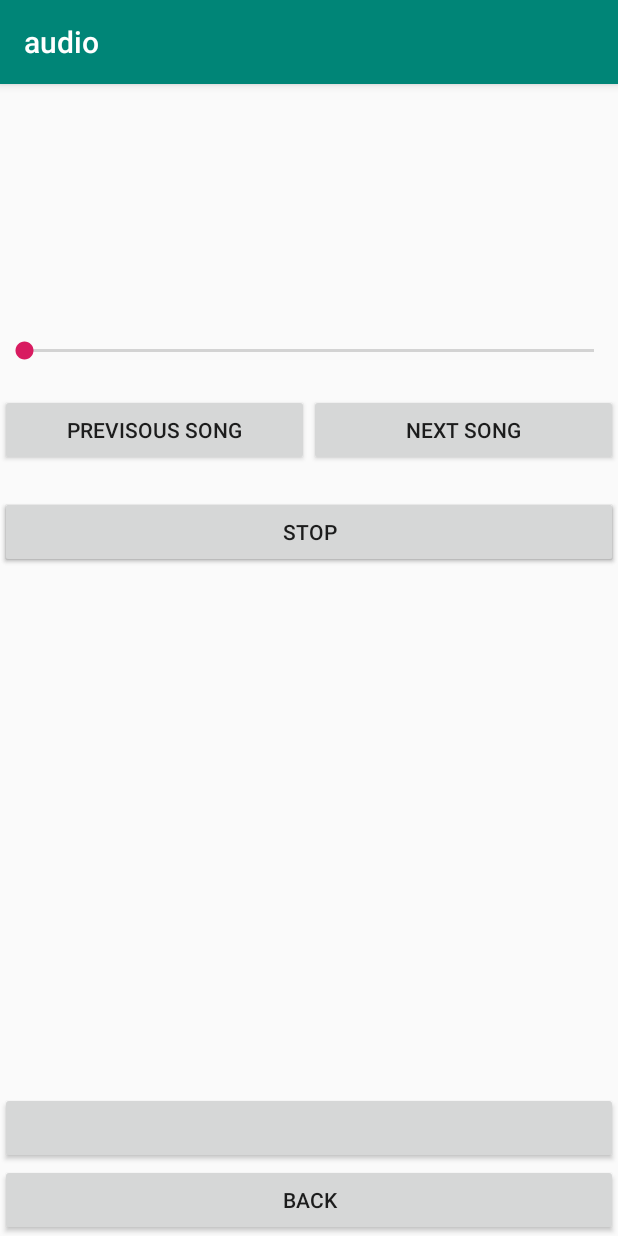
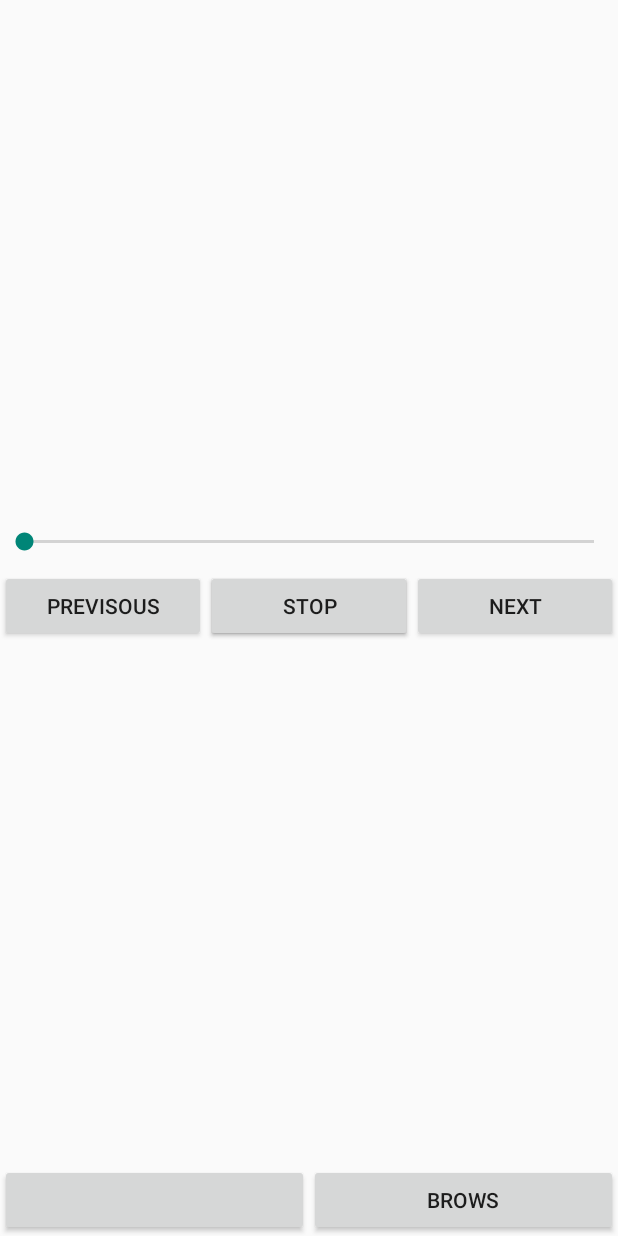
Before and after one commit to kenjn04/examples, an Android app: the PlayFragment screen opened through its navigation route, on a phone screen of 412 x 824 dp. Run offline under Robolectric (Android 15) with nearby library versions, the light colour scheme and no system bars; our stand-ins replace data binding; 2 statements that could not run were skipped.

Commit message:
Thu Nov 29 17:04:01 JST 2018

```diff
--- a/audio/app/src/main/AndroidManifest.xml
+++ b/audio/app/src/main/AndroidManifest.xml
@@ -9,7 +9,8 @@
             android:label="@string/app_name"
             android:roundIcon="@mipmap/ic_launcher_round"
             android:supportsRtl="true"
-            android:theme="@style/AppTheme">
+            android:theme="@style/Theme.AppCompat.Light.NoActionBar"
+    >
         <activity android:name=".view.MediaActivity">
             <intent-filter>
                 <action android:name="android.intent.action.MAIN"/>
--- a/audio/app/src/main/java/com/example/hmi/audio/fabstraction/MediaPlayerService.kt
+++ b/audio/app/src/main/java/com/example/hmi/audio/fabstraction/MediaPlayerService.kt
@@ -10,6 +10,8 @@ import com.example.hmi.audio.common.Song
 import java.io.IOException
 
 class MediaPlayerService : Service() {
+
+    private val METADATA_UPDATE_INTERNVAL_MS = 300L
 
     private val mediaPlayer = android.media.MediaPlayer()
 
@@ -58,7 +60,7 @@ class MediaPlayerService : Service() {
     private fun periodicalMetadataUpdate() {
         if (mediaPlayer.isPlaying) {
             onMetadataUpdate()
-            handler.postDelayed({ periodicalMetadataUpdate() }, 500)
+            handler.postDelayed({ periodicalMetadataUpdate() }, METADATA_UPDATE_INTERNVAL_MS)
         } else {
             periodicalUpdateStarted = false
         }
--- a/audio/app/src/main/java/com/example/hmi/audio/usecase/listener/MediaPlayerCompletionListener.kt
+++ b/audio/app/src/main/java/com/example/hmi/audio/usecase/listener/MediaPlayerCompletionListener.kt
@@ -20,7 +20,7 @@ class MediaPlayerCompletionListener(
 
         when (repeatMode) {
             RepeatMode.NONE -> {
-                // Nothing to do
+                audioFAbstraction.seek(0)
             }
             RepeatMode.REPEAT_ONE -> {
                 audioFAbstraction.play()
--- a/audio/app/src/main/java/com/example/hmi/audio/view/PlayFragment.kt
+++ b/audio/app/src/main/java/com/example/hmi/audio/view/PlayFragment.kt
@@ -35,11 +35,11 @@ class PlayFragment : Fragment() {
 
     private fun setup() {
 
-        nextSongButton.apply {
+        previous_song_button.apply {
+            setOnTouchListener(SongSpeedChangeListener(-4))
+        }
+        next_song_button.apply {
             setOnTouchListener(SongSpeedChangeListener(4))
-        }
-        previousSongButton.apply {
-            setOnTouchListener(SongSpeedChangeListener(-4))
         }
     }
 
--- a/audio/app/src/main/res/layout/fragment_play.xml
+++ b/audio/app/src/main/res/layout/fragment_play.xml
@@ -1,6 +1,6 @@
 <?xml version="1.0" encoding="utf-8"?>
 <layout
-    xmlns:android="http://schemas.android.com/apk/res/android"
+        xmlns:android="http://schemas.android.com/apk/res/android" xmlns:app="http://schemas.android.com/apk/res-auto"
 >
 
     <data>
@@ -25,27 +25,59 @@
             android:orientation="vertical"
         >
 
+            <ImageView
+                android:id="@+id/album_art"
+                android:layout_width="150dp"
+                android:layout_height="200dp"
+                android:layout_marginTop="30dp"
+                android:layout_marginBottom="5dp"
+                android:layout_gravity="center"
+                app:imageBitmap="@{viewModel.albumArt}"
+            />
+
             <TextView
-                    android:id="@+id/trackName"
-                    android:layout_width="match_parent"
+                android:id="@+id/track_name"
+                android:layout_width="wrap_content"
                 android:layout_height="wrap_content"
-                    android:layout_marginBottom="10dp"
-                    android:layout_marginTop="100dp"
-                    android:gravity="center"
+                android:layout_gravity="center"
                 android:text="@{viewModel.title}"
             />
 
             <TextView
-                android:id="@+id/elapseTime"
+                android:id="@+id/artists_name"
+                android:layout_width="wrap_content"
+                android:layout_height="wrap_content"
+                android:layout_gravity="center"
+                android:text="@{viewModel.artists}"
+            />
+
+            <TextView
+                android:id="@+id/album_title"
+                android:layout_width="wrap_content"
+                android:layout_height="wrap_content"
+                android:layout_gravity="center"
+                android:text="@{viewModel.albumTitle}"
+            />
+
+            <TextView
+                android:id="@+id/genre_name"
+                android:layout_width="wrap_content"
+                android:layout_height="wrap_content"
+                android:layout_gravity="center"
+                android:text="@{viewModel.genre}"
+            />
+
+            <TextView
+                android:id="@+id/elapse_time"
                 android:layout_width="match_parent"
                 android:layout_height="wrap_content"
-                android:layout_marginBottom="10dp"
                 android:gravity="center"
+                android:layout_marginTop="10dp"
                 android:text="@{viewModel.elapseTime}"
             />
 
             <SeekBar
-                android:id="@+id/progressBar"
+                android:id="@+id/progress_bar"
                 android:layout_width="match_parent"
                 android:layout_height="wrap_content"
                 android:layout_marginBottom="10dp"
@@ -58,50 +90,37 @@
             <LinearLayout
                 android:orientation="horizontal"
                 android:layout_width="match_parent"
-                    android:layout_height="wrap_content">
+                android:layout_height="wrap_content"
+            >
+
                 <Button
-                        android:id="@+id/previousSongButton"
+                    android:id="@+id/previous_song_button"
                     android:layout_width="match_parent"
                     android:layout_height="wrap_content"
-                        android:layout_marginBottom="10dp"
-                        android:layout_marginTop="10dp"
                     android:onClick="@{() -> viewModel.operateSong(MediaOperation.PREVIOUS_SONG)}"
-                        android:text="PREVISOUS SONG"
+                    android:text="PREVISOUS"
                     android:layout_weight="1"
                 />
-                <Button
-                        android:id="@+id/nextSongButton"
-                        android:layout_width="match_parent"
-                        android:layout_height="wrap_content"
-                        android:layout_marginBottom="10dp"
-                        android:layout_marginTop="10dp"
-                        android:onClick="@{() -> viewModel.operateSong(MediaOperation.NEXT_SONG)}"
-                        android:text="NEXT SONG"
-                        android:layout_weight="1"
-                />
-            </LinearLayout>
+
                 <RelativeLayout
                     android:layout_width="match_parent"
                     android:layout_height="match_parent"
+                    android:layout_weight="1"
                 >
 
                     <Button
-                        android:id="@+id/startButton"
+                        android:id="@+id/start_button"
                         android:layout_width="match_parent"
                         android:layout_height="wrap_content"
-                        android:layout_marginBottom="10dp"
-                        android:layout_marginTop="10dp"
                         android:onClick="@{() -> viewModel.operateSong(MediaOperation.PLAY)}"
                         android:text="PLAY"
                         android:visibility="@{viewModel.isPlaying ? View.GONE : View.VISIBLE}"
                     />
 
                     <Button
-                        android:id="@+id/stopButton"
+                        android:id="@+id/stop_button"
                         android:layout_width="match_parent"
                         android:layout_height="wrap_content"
-                        android:layout_marginBottom="10dp"
-                        android:layout_marginTop="10dp"
                         android:onClick="@{() -> viewModel.operateSong(MediaOperation.STOP)}"
                         android:text="STOP"
                         android:visibility="@{viewModel.isPlaying ? View.VISIBLE : View.GONE}"
@@ -109,23 +128,43 @@
 
                 </RelativeLayout>
 
-        </LinearLayout>
-
                 <Button
-                android:id="@+id/repeat_mode"
+                        android:id="@+id/next_song_button"
                         android:layout_width="match_parent"
                         android:layout_height="wrap_content"
-                android:text="@{viewModel.repeatMode}"
-                android:onClick="@{(view) -> viewModel.incrementRepeatMode()}"
-        />
-        <Button
-                android:id="@+id/btn_next"
-                android:layout_width="match_parent"
-                android:layout_height="wrap_content"
-                android:text="back"
-                android:onClick="@{(view) -> viewModel.goToMenu(view)}"
+                        android:onClick="@{() -> viewModel.operateSong(MediaOperation.NEXT_SONG)}"
+                        android:text="NEXT"
+                        android:layout_weight="1"
                 />
 
             </LinearLayout>
 
+        </LinearLayout>
+
+        <LinearLayout
+            android:orientation="horizontal"
+            android:layout_width="match_parent"
+            android:layout_height="wrap_content"
+        >
+            <Button
+                android:id="@+id/repeat_mode"
+                android:layout_width="wrap_content"
+                android:layout_height="wrap_content"
+                android:text="@{viewModel.repeatMode}"
+                android:onClick="@{(view) -> viewModel.incrementRepeatMode()}"
+                android:layout_weight="1"
+            />
+            <Button
+                android:id="@+id/next_button"
+                android:layout_width="wrap_content"
+                android:layout_height="wrap_content"
+                android:text="BROWS"
+                android:onClick="@{(view) -> viewModel.goToMenu(view)}"
+                android:layout_weight="1"
+            />
+
+        </LinearLayout>
+
+    </LinearLayout>
+
 </layout>
```
Also changed, not shown: audio/app/src/main/java/com/example/hmi/audio/common/Song.kt (+33 -18 lines), audio/app/src/main/java/com/example/hmi/audio/view/adapter/BindingAdapters.kt (added, +27 -0 lines), audio/app/src/main/java/com/example/hmi/audio/view/adapter/SongListAdapter.kt (+0 -11 lines), audio/app/src/main/java/com/example/hmi/audio/viewmodel/MediaViewModel.kt (+42 -12 lines), 3 other files. Lines whose indentation alone changed are shown as unchanged.
